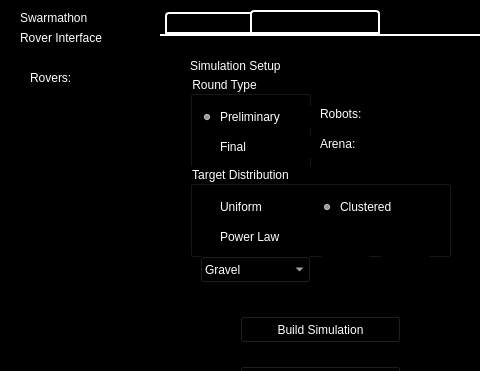
Qt form src/rover_gui_plugin.ui (BCLab-UNM/SwarmathonIV-Cabrillo-Public) before a commit; both pictures show x 0 to 480 and y 0 to 371 of the 1024 by 800 pixel window.
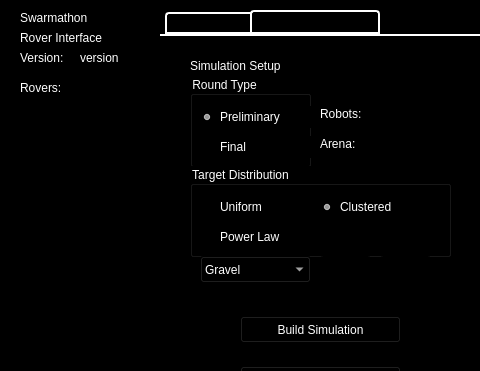
The same form after that commit. Icons and pictures are not drawn. Custom widgets are drawn as their Qt base class.

Commit message: Added a version number label to the GUI. Set it in RoverGUI initplugin().

The edit to the form file:
```diff
--- a/src/rover_gui_plugin.ui
+++ b/src/rover_gui_plugin.ui
@@ -872,8 +872,8 @@
   <widget class="QListWidget" name="rover_list">
    <property name="geometry">
     <rect>
-     <x>30</x>
-     <y>90</y>
+     <x>20</x>
+     <y>100</y>
      <width>111</width>
      <height>201</height>
     </rect>
@@ -895,8 +895,8 @@
   <widget class="QLabel" name="label_2">
    <property name="geometry">
     <rect>
-     <x>30</x>
-     <y>70</y>
+     <x>20</x>
+     <y>80</y>
      <width>67</width>
      <height>17</height>
     </rect>
@@ -918,6 +918,32 @@
     <string>&lt;html&gt;&lt;head/&gt;&lt;body&gt;&lt;p&gt;&lt;span style=&quot; color:#ffffff;&quot;&gt;Rover Interface&lt;/span&gt;&lt;/p&gt;&lt;/body&gt;&lt;/html&gt;</string>
    </property>
   </widget>
+  <widget class="QLabel" name="label_4">
+   <property name="geometry">
+    <rect>
+     <x>20</x>
+     <y>50</y>
+     <width>67</width>
+     <height>17</height>
+    </rect>
+   </property>
+   <property name="text">
+    <string>&lt;html&gt;&lt;head/&gt;&lt;body&gt;&lt;p&gt;&lt;span style=&quot; color:#ffffff;&quot;&gt;Version: &lt;/span&gt;&lt;/p&gt;&lt;/body&gt;&lt;/html&gt;</string>
+   </property>
+  </widget>
+  <widget class="QLabel" name="version_number_label">
+   <property name="geometry">
+    <rect>
+     <x>80</x>
+     <y>50</y>
+     <width>91</width>
+     <height>17</height>
+    </rect>
+   </property>
+   <property name="text">
+    <string>&lt;html&gt;&lt;head/&gt;&lt;body&gt;&lt;p&gt;&lt;span style=&quot; color:#ffffff;&quot;&gt;version&lt;/span&gt;&lt;/p&gt;&lt;/body&gt;&lt;/html&gt;</string>
+   </property>
+  </widget>
  </widget>
  <layoutdefault spacing="6" margin="11"/>
  <customwidgets>
```
The commit also changes 1 other file.
